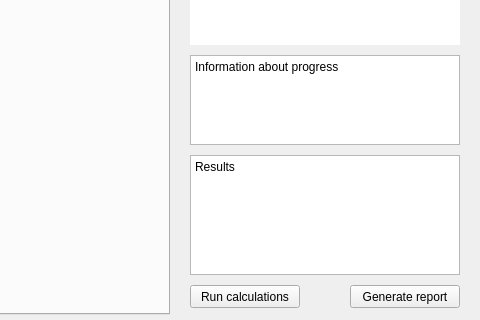
First picture: the form in app/designer/ui.ui, repository michalkowal66/reinfCalc, before the edit; both pictures show x 320 to 800 and y 280 to 600 of the 800 by 600 pixel window.
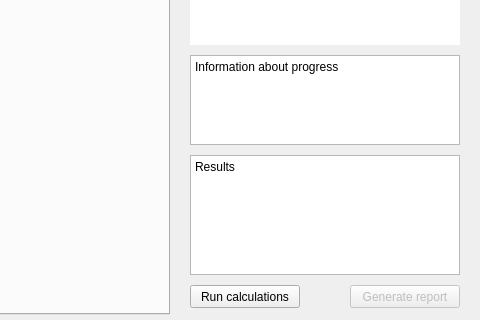
Second picture: the form after the edit. The open tabs and pages were chosen to show the change.

Commit message: Disable generate report buttons

Diff of the .ui file:
```diff
--- a/app/designer/ui.ui
+++ b/app/designer/ui.ui
@@ -1807,6 +1807,9 @@
         </property>
        </widget>
        <widget class="QPushButton" name="p_report_btn">
+        <property name="enabled">
+         <bool>false</bool>
+        </property>
         <property name="geometry">
          <rect>
           <x>170</x>
```
Left out of the diff: 9 changed lines with no effect on the pictures. The commit also changes 1 other file.
